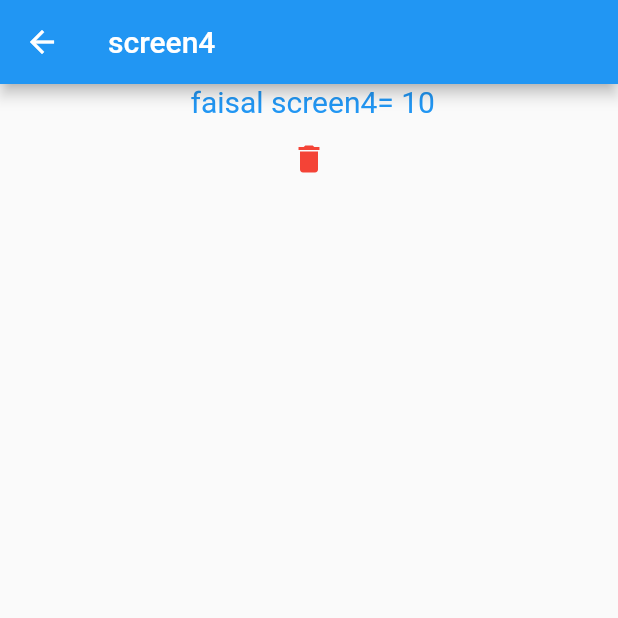
After one commit to Faisal1999ms/first-projct, a Flutter app: the screen2 screen opened directly, after a tap on "Go to screen3", after a tap on "screen3", on a phone screen of 412 x 824 dp, the top half of it. The commit adds this screen. Run offline on Flutter 3.47's test engine with Material 2 defaults, Android fonts, the light colour scheme and no system bars; our stand-ins replace get.

Commit message:
multi- screens_push_pop

```diff
--- /dev/null
+++ b/lib/screen2.dart
@@ -0,0 +1,42 @@
+import 'package:flutter/material.dart';
+import 'package:flutter/cupertino.dart';
+
+import 'screen3.dart';
+
+class screen2 extends StatelessWidget {
+  final String str1;
+  screen2(this.str1);
+  @override
+  Widget build(BuildContext context2) {
+    return Scaffold(
+      appBar: AppBar(
+        title: Text("screen2"),
+      ),
+      body: Column(
+        children: [
+          Text(
+            str1,
+            style: TextStyle(fontSize: 20, color: Colors.black),
+          ),
+          Center(
+            child: InkWell(
+              child: Text(
+                "Go to screen3",
+                style: TextStyle(fontSize: 20, color: Colors.blue),
+              ),
+              onTap: () {
+                return movetoscreen(context2);
+              },
+            ),
+          ),
+        ],
+      ),
+    );
+  }
+}
+
+void movetoscreen(BuildContext cont) {
+  Navigator.of(cont).pushReplacement(MaterialPageRoute(builder: (_) {
+    return screen3();
+  }));
+}
--- /dev/null
+++ b/lib/screen3.dart
@@ -0,0 +1,33 @@
+import 'package:flutter/material.dart';
+import 'package:flutter/cupertino.dart';
+
+import 'screen4.dart';
+
+class screen3 extends StatelessWidget {
+  @override
+  Widget build(BuildContext context3) {
+    return Scaffold(
+      appBar: AppBar(
+        title: Text("screen3"),
+      ),
+      body: Center(
+        child: InkWell(
+          child: Text(
+            "screen3",
+            style: TextStyle(fontSize: 20, color: Colors.blue),
+          ),
+          onTap: () {
+            return movetoscreen(context3);
+          },
+        ),
+      ),
+    );
+  }
+}
+
+void movetoscreen(BuildContext cont) {
+  Navigator.of(cont).pushReplacementNamed('/x4', arguments: {
+    "id": 10,
+    "Name": "faisal",
+  });
+}
--- /dev/null
+++ b/lib/screen4.dart
@@ -0,0 +1,38 @@
+import 'package:flutter/material.dart';
+import 'package:flutter/cupertino.dart';
+
+class screen4 extends StatelessWidget {
+  @override
+  Widget build(BuildContext context4) {
+    final ARG =
+        ModalRoute.of(context4).settings.arguments as Map<String, dynamic>;
+    return Scaffold(
+      appBar: AppBar(
+        title: Text("screen4"),
+      ),
+      body: Column(
+        children: [
+          Center(
+            child: Text(
+              " ${ARG['Name']} screen4= ${ARG['id']}",
+              style: TextStyle(fontSize: 20, color: Colors.blue),
+            ),
+          ),
+          IconButton(
+            alignment: Alignment.center,
+            color: Colors.red,
+            padding: EdgeInsets.all(15),
+            icon: Icon(Icons.delete),
+            onPressed: () {
+              Navigator.of(context4).pop();
+            },
+          ),
+        ],
+      ),
+    );
+  }
+}
+
+void movetoscreen(BuildContext cont) {
+  Navigator.of(cont).pop();
+}
```
Also changed, not shown: lib/main.dart (+28 -91 lines).
